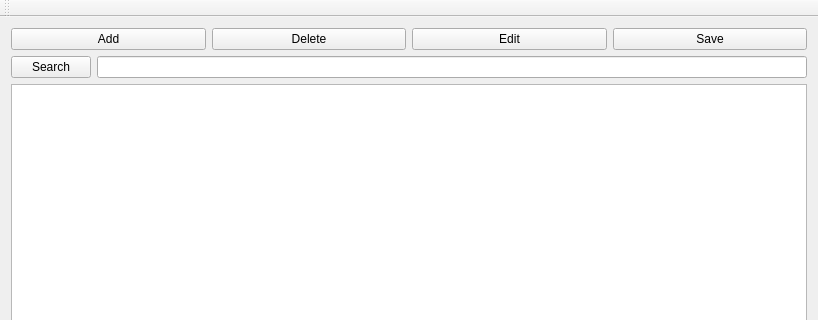
Above: Employee_Managemen_System/Employee_Managemen_System/Employee_Managemen_System.ui from sngm2000/Qt before the change; both pictures show x 0 to 818 and y 0 to 320 of the 818 by 541 pixel window. Below: the same form after it.
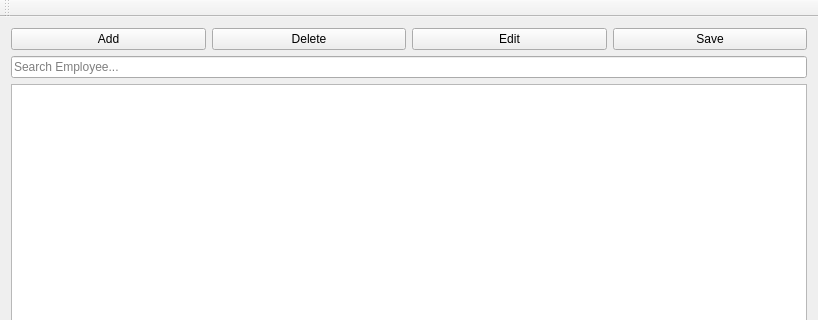
That is the form after the change.

Commit message: add save,search,double click edit option,context menu

```diff
--- a/Employee_Managemen_System/Employee_Managemen_System/Employee_Managemen_System.ui
+++ b/Employee_Managemen_System/Employee_Managemen_System/Employee_Managemen_System.ui
@@ -52,15 +52,15 @@
       <item>
        <layout class="QHBoxLayout" name="horizontalLayout_2">
         <item>
-         <widget class="QPushButton" name="btnSearch">
+         <widget class="QLineEdit" name="lineEditSearch">
           <property name="text">
-           <string>Search</string>
+           <string/>
+          </property>
+          <property name="placeholderText">
+           <string>Search Employee...</string>
           </property>
          </widget>
         </item>
-        <item>
-         <widget class="QLineEdit" name="lineEditSearch"/>
-        </item>
        </layout>
       </item>
       <item>
```
The commit also changes 2 other files.
